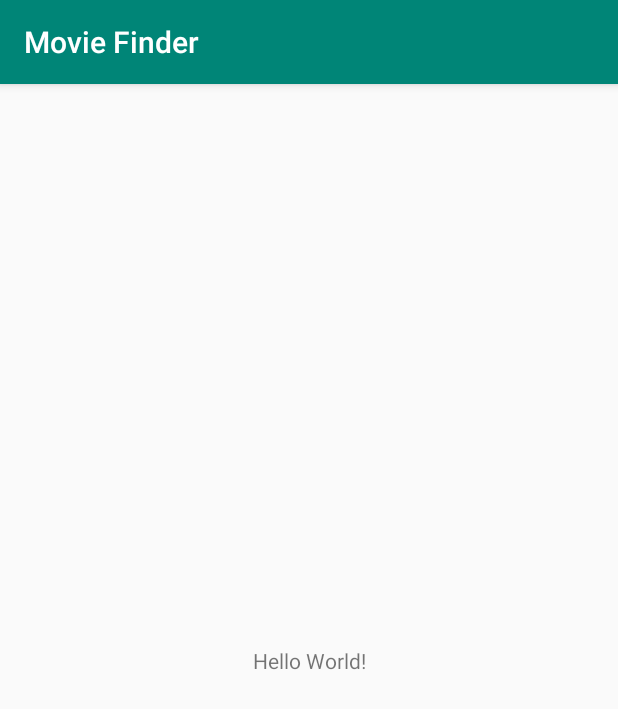
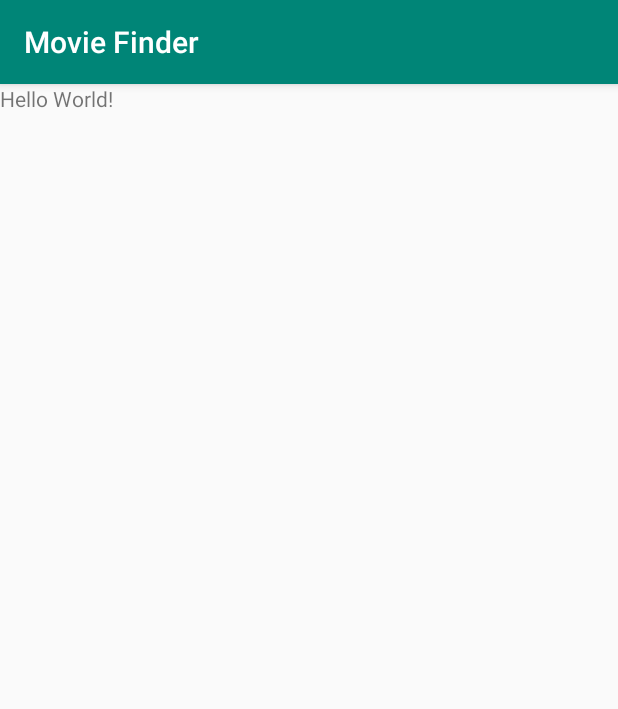
Before and after one commit to Jessica-Erickson/AndroidMovieFinder, an Android app: the screen it shows after launch (MainActivity), on a phone screen of 412 x 824 dp. Shown: the top 709 px of the screen. Run offline under Robolectric (Android 15) with nearby library versions, the phone set to English and light mode, and no system bars.

Commit message:
Change default constraint layout to a framelayout

```diff
--- a/app/src/main/res/layout/activity_main.xml
+++ b/app/src/main/res/layout/activity_main.xml
@@ -1,18 +1,11 @@
 <?xml version="1.0" encoding="utf-8"?>
-<android.support.constraint.ConstraintLayout xmlns:android="http://schemas.android.com/apk/res/android"
-    xmlns:app="http://schemas.android.com/apk/res-auto"
-    xmlns:tools="http://schemas.android.com/tools"
+<FrameLayout xmlns:android="http://schemas.android.com/apk/res/android"
     android:layout_width="match_parent"
-    android:layout_height="match_parent"
-    tools:context=".MainActivity">
+    android:layout_height="match_parent" >
 
     <TextView
         android:layout_width="wrap_content"
         android:layout_height="wrap_content"
-        android:text="Hello World!"
-        app:layout_constraintBottom_toBottomOf="parent"
-        app:layout_constraintLeft_toLeftOf="parent"
-        app:layout_constraintRight_toRightOf="parent"
-        app:layout_constraintTop_toTopOf="parent" />
+        android:text="Hello World!" />
 
-</android.support.constraint.ConstraintLayout>
+</FrameLayout>
```
